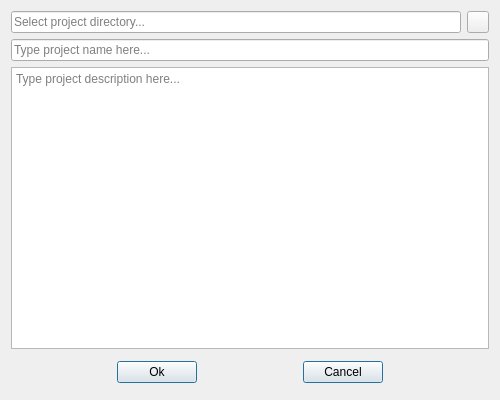
Above: spinetoolbox/ui/project_form.ui from spine-tools/Spine-Toolbox before the change. Below: the same form after it.
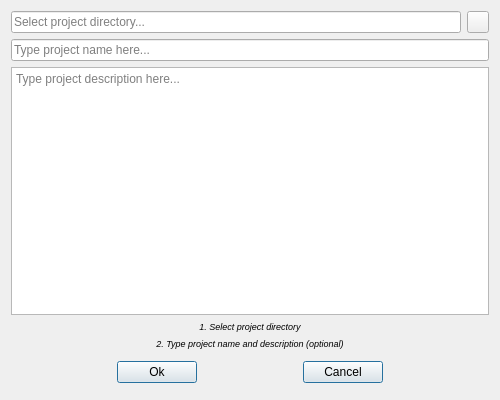
That is the form after the change. Icons and pictures are not drawn.

Commit message:
Updated New project form
- Project name is automatically set to selected directory name. This is just a suggestion, user's can change the name if they wish.
- Two instructional labels added
- Focus widget when opening the New project form is now the 'browse to project directory' tool button instead of the project name line edit.

Diff of the .ui file:
```diff
--- a/spinetoolbox/ui/project_form.ui
+++ b/spinetoolbox/ui/project_form.ui
@@ -113,6 +113,38 @@
      </property>
     </widget>
    </item>
+   <item>
+    <widget class="QLabel" name="label">
+     <property name="font">
+      <font>
+       <pointsize>7</pointsize>
+       <italic>true</italic>
+      </font>
+     </property>
+     <property name="text">
+      <string>1. Select project directory</string>
+     </property>
+     <property name="alignment">
+      <set>Qt::AlignCenter</set>
+     </property>
+    </widget>
+   </item>
+   <item>
+    <widget class="QLabel" name="label_2">
+     <property name="font">
+      <font>
+       <pointsize>7</pointsize>
+       <italic>true</italic>
+      </font>
+     </property>
+     <property name="text">
+      <string>2. Type project name and description (optional)</string>
+     </property>
+     <property name="alignment">
+      <set>Qt::AlignCenter</set>
+     </property>
+    </widget>
+   </item>
    <item>
     <layout class="QHBoxLayout" name="horizontalLayout">
      <property name="spacing">
```
Left out of the diff: 4 changed lines with no effect on the pictures. The commit also changes 38 other files.
